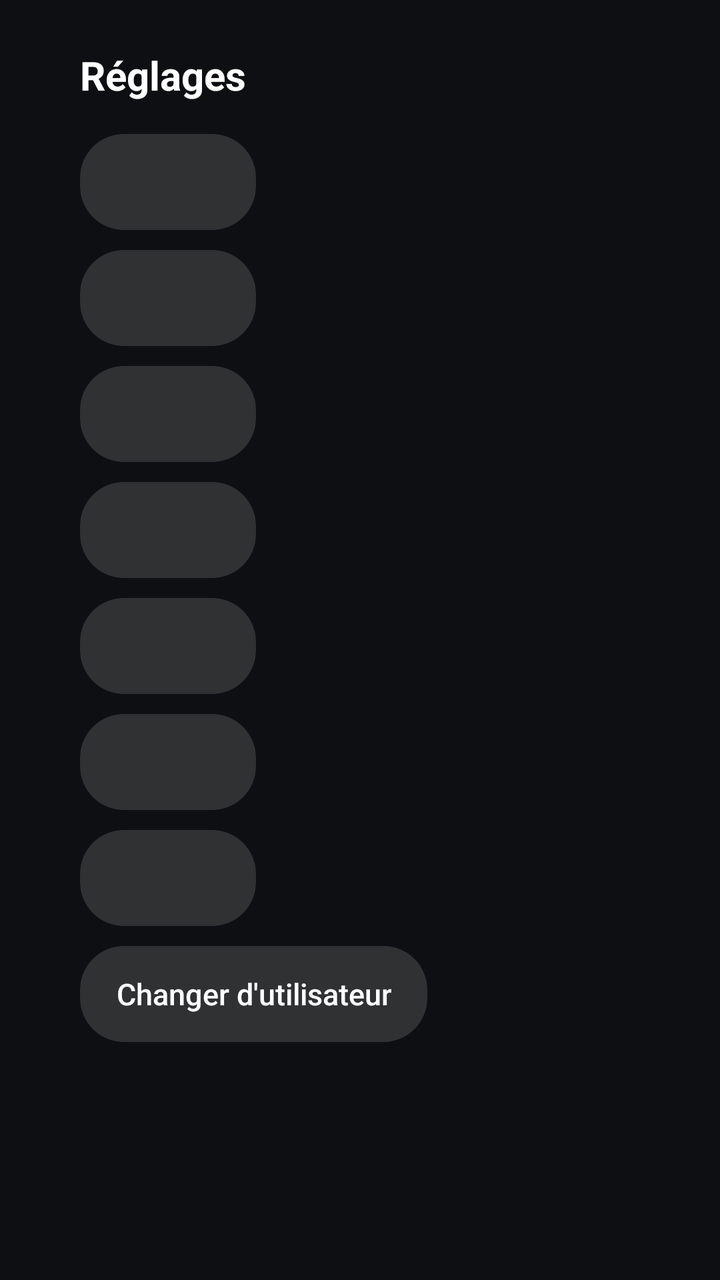
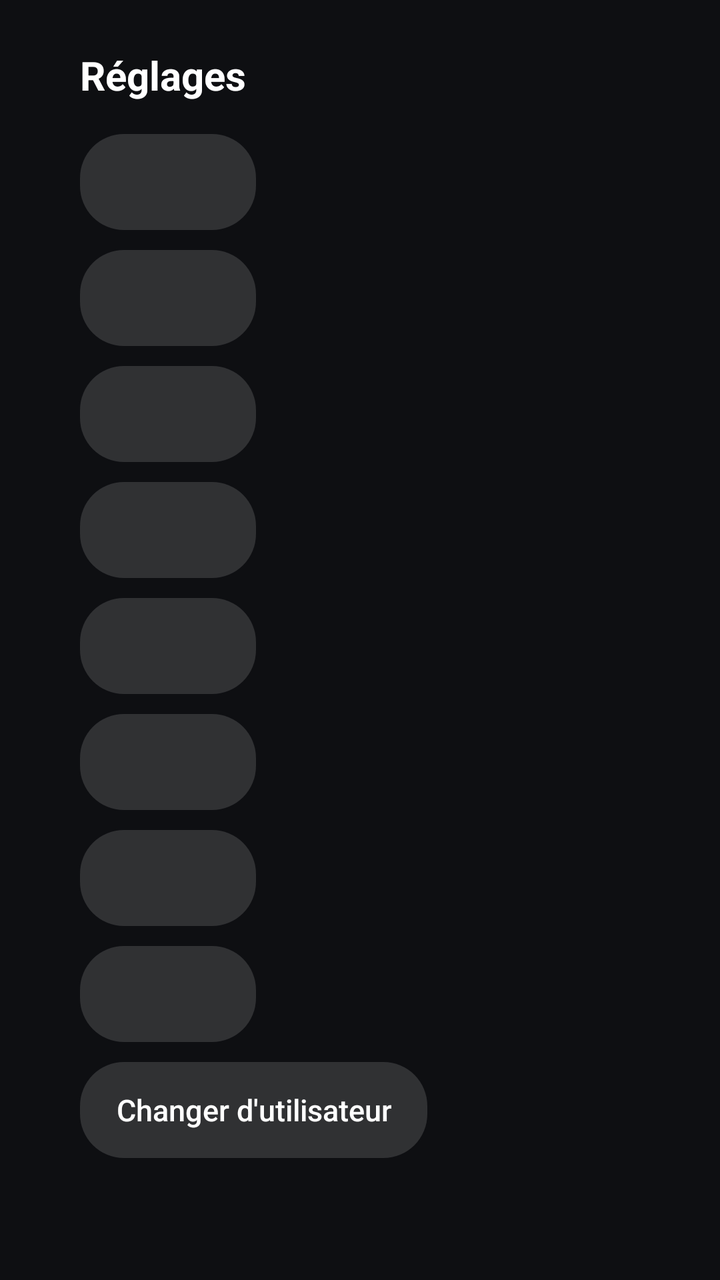

The first picture is an Android layout as it rendered before a commit; the second is the same layout after the commit. The layout source and the unified diff follow.
<!-- AndroidManifest.xml: application theme AppTheme -->
<!-- res/layout/activity_settings.xml -->
<?xml version="1.0" encoding="utf-8"?>
<LinearLayout xmlns:android="http://schemas.android.com/apk/res/android"
    android:layout_width="match_parent"
    android:layout_height="match_parent"
    android:orientation="vertical"
    android:paddingStart="40dp"
    android:paddingTop="24dp">

    <TextView style="@style/Title" android:layout_width="wrap_content" android:layout_height="wrap_content"
        android:layout_marginBottom="16dp" android:text="Réglages" />

    <Button android:id="@+id/server" style="@style/Btn" android:layout_marginBottom="10dp" />
    <Button android:id="@+id/burn" style="@style/Btn" android:layout_marginBottom="10dp" />
    <Button android:id="@+id/lang" style="@style/Btn" android:layout_marginBottom="10dp" />
    <Button android:id="@+id/seek" style="@style/Btn" android:layout_marginBottom="10dp" />
    <Button android:id="@+id/bitrate" style="@style/Btn" android:layout_marginBottom="10dp" />
    <Button android:id="@+id/cache" style="@style/Btn" android:layout_marginBottom="10dp" />
    <Button android:id="@+id/update" style="@style/Btn" android:layout_marginBottom="10dp" />
    <Button android:id="@+id/logout" style="@style/Btn" android:layout_marginBottom="10dp" android:text="Changer d'utilisateur" />

</LinearLayout>
<!-- resources referenced by this layout -->
<resources>
  <style name="Btn">
          <item name="android:layout_width">wrap_content</item>
          <item name="android:layout_height">wrap_content</item>
          <item name="android:background">@drawable/btn_bg</item>
          <item name="android:textColor">@color/btn_text</item>
          <item name="android:textSize">15sp</item>
          <item name="android:paddingStart">18dp</item>
          <item name="android:paddingEnd">18dp</item>
          <item name="android:paddingTop">8dp</item>
          <item name="android:paddingBottom">8dp</item>
          <item name="android:layout_marginEnd">10dp</item>
          <item name="android:focusable">true</item>
          <item name="android:stateListAnimator">@null</item>
          <item name="android:textAllCaps">false</item>
          <item name="android:singleLine">true</item>
      </style>
  <style name="Title">
          <item name="android:textColor">@android:color/white</item>
          <item name="android:textSize">20sp</item>
          <item name="android:textStyle">bold</item>
      </style>
  <style name="AppTheme" parent="@android:style/Theme.DeviceDefault.NoActionBar">
          <item name="android:windowBackground">@color/bg</item>
          <item name="android:colorAccent">@color/accent</item>
          <item name="android:windowAnimationStyle">@null</item>
          <item name="android:windowContentTransitions">false</item>
      </style>
  <!-- drawable btn_bg (drawable) -->
  <?xml version="1.0" encoding="utf-8"?>
  <selector xmlns:android="http://schemas.android.com/apk/res/android">
      <item android:state_focused="true" android:state_pressed="true">
          <shape><solid android:color="#FFC8CACF" /><corners android:radius="22dp" /></shape>
      </item>
      <item android:state_focused="true">
          <shape><solid android:color="@android:color/white" /><corners android:radius="22dp" /></shape>
      </item>
      <item android:state_activated="true">
          <shape><solid android:color="@color/accent" /><corners android:radius="22dp" /></shape>
      </item>
      <item>
          <shape><solid android:color="@color/chip" /><corners android:radius="22dp" /></shape>
      </item>
  </selector>
  <color name="bg">#FF0E0F12</color>
  <color name="accent">#FF00A4DC</color>
  <color name="chip">#24FFFFFF</color>
</resources>

<!-- the commit's change to res/layout/activity_settings.xml (unified diff, before → after) -->
@@ -11,6 +11,7 @@
 
     <Button android:id="@+id/server" style="@style/Btn" android:layout_marginBottom="10dp" />
     <Button android:id="@+id/burn" style="@style/Btn" android:layout_marginBottom="10dp" />
+    <Button android:id="@+id/auto_next" style="@style/Btn" android:layout_marginBottom="10dp" />
     <Button android:id="@+id/lang" style="@style/Btn" android:layout_marginBottom="10dp" />
     <Button android:id="@+id/seek" style="@style/Btn" android:layout_marginBottom="10dp" />
     <Button android:id="@+id/bitrate" style="@style/Btn" android:layout_marginBottom="10dp" />
